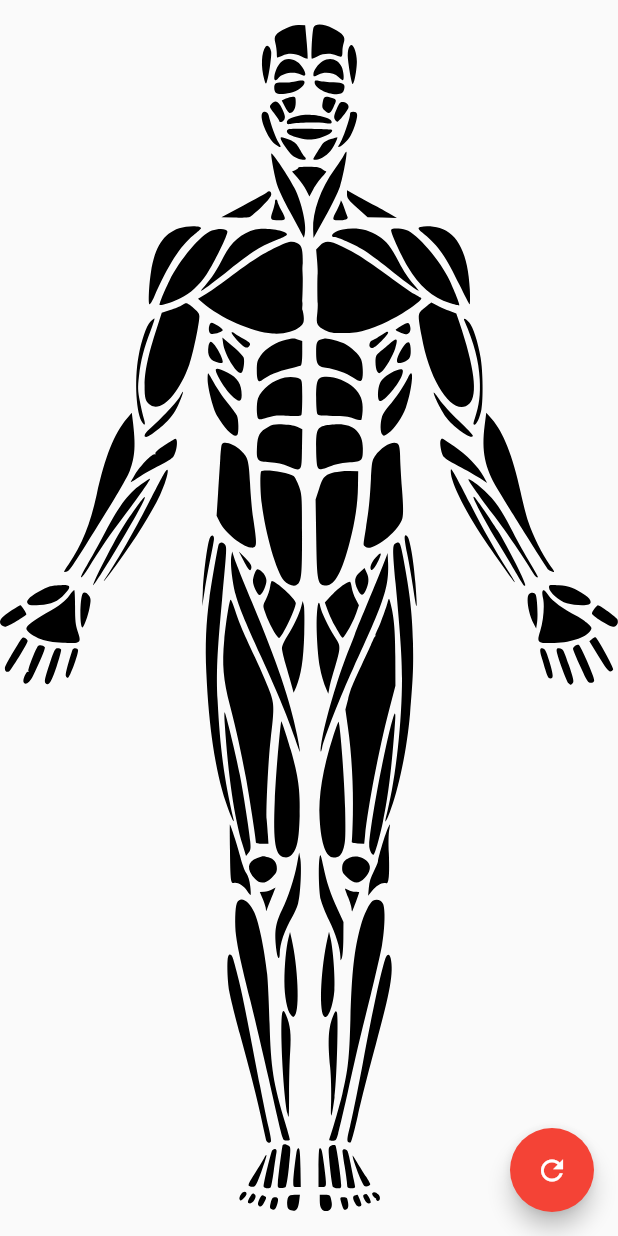
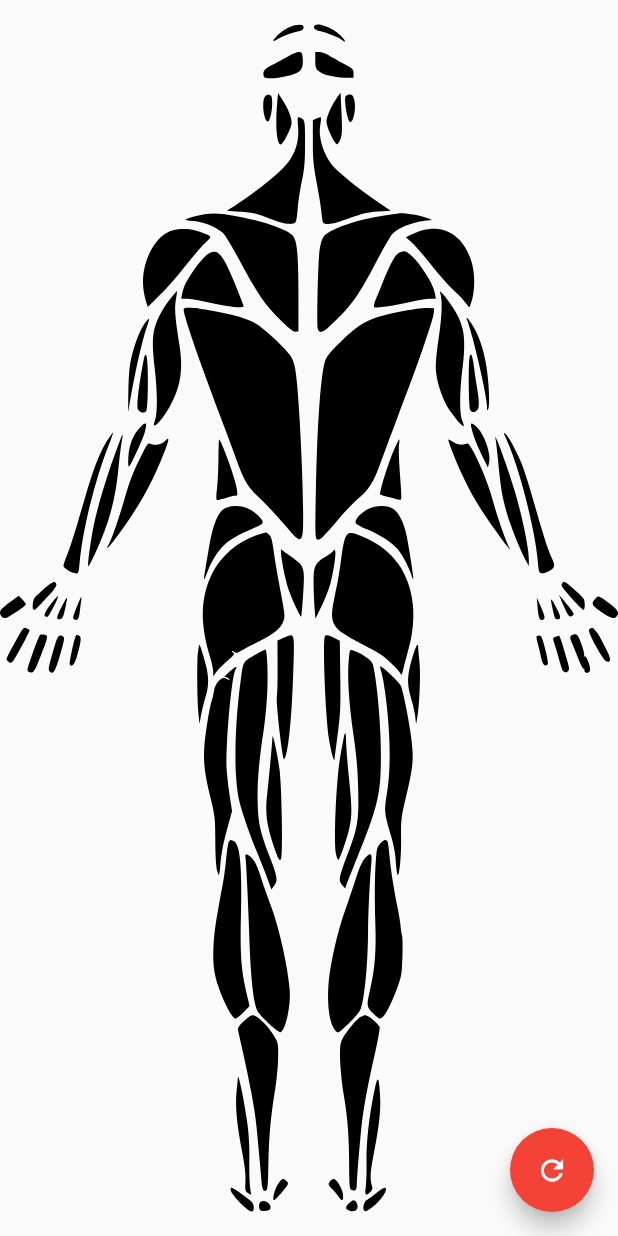
Before and after one commit to camilo1498/flutter_selectable_sgv, a Flutter app: the screen it shows after launch, after a tap on the "refresh" icon, on a phone screen of 412 x 824 dp. Run offline on Flutter 3.47's test engine with Material 2 defaults, Android fonts, the phone set to English and light mode, and no system bars; our stand-ins replace path_drawing; statements that could not run were skipped.

Commit message:
1) added flip card animation

```diff
--- a/lib/example.dart
+++ b/lib/clickable_svg.dart
@@ -1,15 +1,19 @@
+import 'dart:async';
+
 import 'package:flutter/material.dart';
+import 'package:flutter/services.dart';
 import 'dart:ui' as ui;
 
 import 'package:path_drawing/path_drawing.dart';
 
-class MotionControl extends StatelessWidget {
-  const MotionControl({Key? key, required this.shapes}) : super(key: key);
+class ClickableSvg extends StatelessWidget {
+  const ClickableSvg({Key? key, required this.shapes}) : super(key: key);
 
   final List<Shape> shapes;
 
   @override
   Widget build(BuildContext context) {
+
     return Scaffold(
       body: LayoutBuilder(
           builder: (context, constraints) {
@@ -19,26 +23,12 @@ class MotionControl extends StatelessWidget {
             return Stack(
               alignment: Alignment.center,
               children: [
-                for (final shape in shapes)
-                  Positioned.fromRect(
-                    rect: shape.bounds,
-                    child: Material(
-                      shape: shape.shapeBorder,
-                      color: shape.color,
-                      elevation: 0,
-                      clipBehavior: Clip.antiAlias,
-                      child: InkWell(
-                        highlightColor: Colors.red,
-                        splashColor: Colors.red,
-                        onTap: shape.onTap ?? (){},
-                        child: GestureDetector(
-                          behavior: HitTestBehavior.translucent,
-                          onPanUpdate: shape.onPanUpdate,
-                          child: shape.child,
-                        ),
-                      ),
-                    ),
-                  ),
+                ...shapes.map((shape) {
+                  return _Muscle(
+                    shape: shape,
+                  );
+                })
+
               ],
             );
           }
@@ -47,9 +37,52 @@ class MotionControl extends StatelessWidget {
   }
 }
 
+class _Muscle extends StatefulWidget {
+  final Shape shape;
+  const _Muscle({
+    Key? key,
+    required this.shape
+  }) : super(key: key);
+
+  @override
+  State<_Muscle> createState() => _MuscleState();
+}
+
+class _MuscleState extends State<_Muscle> {
+  bool selected = false;
+  @override
+  Widget build(BuildContext context) {
+    return Positioned.fromRect(
+      rect: widget.shape.bounds,
+      child: Material(
+        shape: widget.shape.shapeBorder,
+        color: selected ? Colors.red : widget.shape.color,
+        elevation: 0,
+        clipBehavior: Clip.antiAlias,
+        child: GestureDetector(
+          behavior: HitTestBehavior.translucent,
+          onTap: (){
+            HapticFeedback.mediumImpact();
+            setState(() => selected = true);
+            Timer.periodic(const Duration(milliseconds: 100), (timer) {
+              setState(() => selected = false);
+              timer.cancel();
+            });
+          },
+          onTapUp: (_) => setState(() => selected = false),
+          onTapDown: (_) => setState(() => selected = true),
+          onTapCancel: () => setState(() => selected = false),
+          child: widget.shape.child,
+        ),
+      ),
+    );
+  }
+}
+
+
 class Shape {
   final String pathData;
-  final Color color;
+  Color color;
   final Widget child;
   final GestureTapCallback? onTap;
   final String? contentText;
--- a/lib/main.dart
+++ b/lib/main.dart
@@ -2,7 +2,7 @@
 /// Created by Giovanni Terlingen
 /// See LICENSE file for more information.
 ///
-import 'package:clickeable_regions/example.dart';
+import 'package:clickeable_regions/clickable_svg.dart';
 import 'package:clickeable_regions/muscle_diagram.dart';
 import 'package:flutter/material.dart';
 import 'package:flutter/services.dart';
@@ -343,7 +343,7 @@ class _MainState extends State<Main> {
         child: InteractiveViewer(
           maxScale: 10.0,
           minScale: 1.0,
-          child: MotionControl(shapes: shapes),
+          child: ClickableSvg(shapes: shapes),
         ),
       ),
     );
--- a/lib/muscle_diagram.dart
+++ b/lib/muscle_diagram.dart
@@ -1,4 +1,5 @@
-import 'package:clickeable_regions/example.dart';
+import 'package:clickeable_regions/clickable_svg.dart';
+import 'package:clickeable_regions/utils/animated_card.dart';
 import 'package:clickeable_regions/utils/decode_muscle_from_svg.dart';
 import 'package:flutter/material.dart';
 
@@ -7,16 +8,25 @@ class MuscleDiagram extends StatelessWidget {
 
   @override
   Widget build(BuildContext context) {
-
-
+    AnimationCardController controller = AnimationCardController();
     return Scaffold(
-      body: InteractiveViewer(
-        maxScale: 10.0,
-        minScale: 1.0,
-        child: MotionControl(shapes: DecodeMuscleFromSvg.frontMuscles),
+      body: FlipCard(
+        controller: controller,
+        frontWidget: InteractiveViewer(
+          maxScale: 10.0,
+          minScale: 1.0,
+          child: ClickableSvg(shapes: DecodeMuscleFromSvg.frontMuscles),
+        ),
+        backWidget: InteractiveViewer(
+          maxScale: 10.0,
+          minScale: 1.0,
+          child: ClickableSvg(shapes: DecodeMuscleFromSvg.backMuscles),
+        ),
       ),
       floatingActionButton: FloatingActionButton(
-        onPressed: (){},
+        onPressed: (){
+          controller.flipCard();
+        },
         backgroundColor: Colors.red,
         child: const Icon(
           Icons.refresh,
--- /dev/null
+++ b/lib/utils/animated_card.dart
@@ -0,0 +1,97 @@
+import 'package:flutter/material.dart';
+import 'dart:math';
+
+class FlipCard extends StatefulWidget {
+  /// used to control the flip
+  final AnimationCardController controller;
+
+  /// The Front side widget of the card
+  final Widget frontWidget;
+
+  /// The Back side widget of the card
+  final Widget backWidget;
+
+  const FlipCard(
+      {Key? key,
+        required this.frontWidget,
+        required this.backWidget,
+        required this.controller,
+      }) : super(key: key);
+
+  @override
+  FlipCardState createState() => FlipCardState();
+}
+
+class FlipCardState extends State<FlipCard> with TickerProviderStateMixin {
+  /// instances
+  final flipCardController = AnimationCardController();
+  /// variables
+  late AnimationController animationController;
+  bool isFront = true;
+  double anglePlus = 0;
+
+  @override
+  void initState() {
+    super.initState();
+    /// init animation controller
+    animationController =
+        AnimationController(duration: const Duration(milliseconds: 500), vsync: this);
+    widget.controller.state = this;
+    flipCardController.state = this;
+  }
+
+  @override
+  void dispose() {
+    /// close animation controller
+    animationController.dispose();
+    super.dispose();
+  }
+
+  /// Flip the card
+  flipWidget() async {
+    if (animationController.isAnimating) return;
+    isFront = !isFront;
+     return await animationController.forward(from: 0).then((value) => anglePlus = pi);
+  }
+
+  /// validate current card side
+  bool isFrontWidget(double angle) {
+    const degrees90 = pi / 2;
+    const degrees270 = 3 * pi / 2;
+    return angle <= degrees90 || angle >= degrees270;
+  }
+
+  @override
+  Widget build(BuildContext context) => AnimatedBuilder(
+      animation: animationController,
+      builder: (context, child) {
+        double piValue = 0.0;
+        piValue = pi;
+        double angle = animationController.value * piValue;
+        late Matrix4 transform;
+        late Matrix4 transformForBack;
+        if (isFront) angle += anglePlus;
+        transform = Matrix4.identity()
+          ..setEntry(3, 2, 0.001)
+          ..rotateY(angle);
+        transformForBack = Matrix4.identity()..rotateY(pi);
+
+        return Transform(
+            alignment: Alignment.center,
+            transform: transform,
+            child: isFrontWidget(angle.abs())
+                ? widget.frontWidget
+                : Transform(
+              transform: transformForBack,
+              alignment: Alignment.center,
+              child: widget.backWidget,
+            ));
+      });
+}
+
+class AnimationCardController {
+  FlipCardState? state;
+
+  /// Flip the card
+  Future flipCard() async => state?.flipWidget();
+}
--- a/lib/utils/decode_muscle_from_svg.dart
+++ b/lib/utils/decode_muscle_from_svg.dart
@@ -1,4 +1,4 @@
-import 'package:clickeable_regions/example.dart';
+import 'package:clickeable_regions/clickable_svg.dart';
 import 'package:flutter/material.dart';
 
 class DecodeMuscleFromSvg {
```
